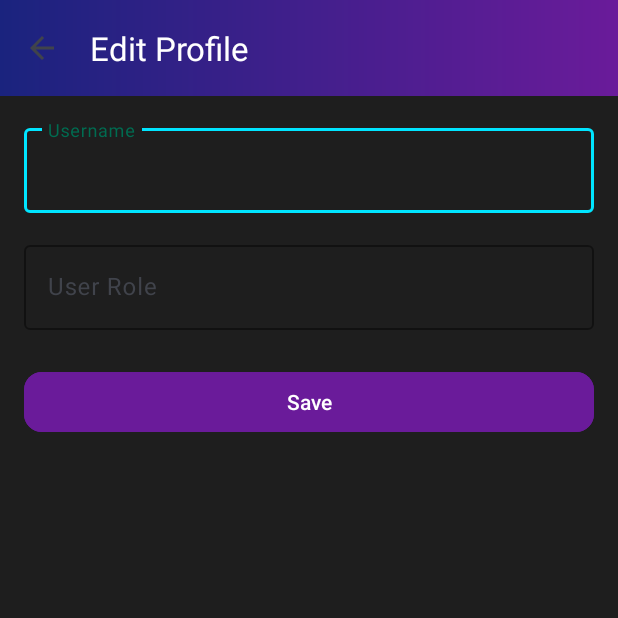
After one commit to ujjawalTHEBATMAN/Student-Help-Center, an Android app: the EditUserActivity screen opened directly, with no data from a screen before it, on a phone screen of 412 x 824 dp, the top half of it. The commit adds this screen. Run offline under Robolectric (Android 15) with nearby library versions, the phone set to English and light mode, and no system bars; our stand-ins replace CircleImageView, Firebase (no records; nobody signed in at launch, a user with empty details on screens opened directly); 1 statement that could not run was skipped.

Commit message:
now created edit profile feature also validated to the admin edit profile feature

```diff
--- a/app/src/main/AndroidManifest.xml
+++ b/app/src/main/AndroidManifest.xml
@@ -18,6 +18,9 @@
         android:supportsRtl="true"
         android:theme="@style/Theme.Abcd"
         tools:targetApi="31">
+        <activity
+            android:name=".EditUserActivity"
+            android:exported="false" />
         <activity
             android:name=".adminfeature.MessageEditViewAdmin"
             android:exported="false" />
--- /dev/null
+++ b/app/src/main/java/com/example/abcd/EditUserActivity.java
@@ -0,0 +1,97 @@
+package com.example.abcd;
+
+import android.os.Bundle;
+import android.text.TextUtils;
+import android.view.View;
+import android.widget.Toast;
+
+import androidx.annotation.NonNull;
+import androidx.appcompat.app.AppCompatActivity;
+import androidx.appcompat.widget.Toolbar;
+
+import com.example.abcd.firebaseLogin.HelperClassPOJO;
+import com.google.android.material.button.MaterialButton;
+import com.google.android.material.textfield.TextInputEditText;
+import com.google.firebase.database.DatabaseError;
+import com.google.firebase.database.DatabaseReference;
+import com.google.firebase.database.FirebaseDatabase;
+
+public class EditUserActivity extends AppCompatActivity {
+
+    private TextInputEditText etUsername, etUserRole;
+    private MaterialButton btnSave;
+    private String userEmail;
+
+    @Override
+    protected void onCreate(Bundle savedInstanceState) {
+        super.onCreate(savedInstanceState);
+        setContentView(R.layout.activity_edit_user);
+
+        // Setup toolbar
+        Toolbar toolbar = findViewById(R.id.edit_toolbar);
+        setSupportActionBar(toolbar);
+        if(getSupportActionBar() != null){
+            getSupportActionBar().setDisplayHomeAsUpEnabled(true);
+        }
+        toolbar.setNavigationOnClickListener(v -> finish());
+
+        // Retrieve email passed from ProfileFragment
+        userEmail = getIntent().getStringExtra("USER_EMAIL");
+        if (userEmail == null) {
+            Toast.makeText(this, "User not found.", Toast.LENGTH_SHORT).show();
+            finish();
+        }
+
+        etUsername = findViewById(R.id.etUsername);
+        etUserRole = findViewById(R.id.etUserRole);
+        btnSave = findViewById(R.id.btnSave);
+
+        // (Optional) Pre-load the current user data from Firebase here to pre-fill the fields
+        // For simplicity, we assume the user already has data loaded into these fields.
+        // You might add a Firebase listener to load the current username and userRole.
+
+        btnSave.setOnClickListener(v -> {
+            String newUsername = etUsername.getText().toString().trim();
+            String newUserRole = etUserRole.getText().toString().trim();
+
+            if (TextUtils.isEmpty(newUsername) || TextUtils.isEmpty(newUserRole)) {
+                Toast.makeText(EditUserActivity.this, "Please fill in all fields", Toast.LENGTH_SHORT).show();
+                return;
+            }
+
+            updateUserProfile(newUsername, newUserRole);
+        });
+    }
+
+    private void updateUserProfile(String newUsername, String newUserRole) {
+        // Sanitize email for Firebase key usage (replace '.' with ',')
+        String sanitizedEmail = userEmail.replace(".", ",");
+        DatabaseReference userRef = FirebaseDatabase.getInstance()
+                .getReference("users")
+                .child(sanitizedEmail);
+
+        // Create a map with updated fields
+        // (If there are additional fields to update, add them here)
+        userRef.child("user").setValue(newUsername, new DatabaseReference.CompletionListener() {
+            @Override
+            public void onComplete(@NonNull DatabaseError error, @NonNull DatabaseReference ref) {
+                if (error == null) {
+                    // Update the user role as well
+                    userRef.child("userRole").setValue(newUserRole, new DatabaseReference.CompletionListener() {
+                        @Override
+                        public void onComplete(@NonNull DatabaseError error, @NonNull DatabaseReference ref) {
+                            if (error == null) {
+                                Toast.makeText(EditUserActivity.this, "Profile updated successfully", Toast.LENGTH_SHORT).show();
+                                finish();
+                            } else {
+                                Toast.makeText(EditUserActivity.this, "Error updating user role: " + error.getMessage(), Toast.LENGTH_SHORT).show();
+                            }
+                        }
+                    });
+                } else {
+                    Toast.makeText(EditUserActivity.this, "Error updating username: " + error.getMessage(), Toast.LENGTH_SHORT).show();
+                }
+            }
+        });
+    }
+}
--- /dev/null
+++ b/app/src/main/res/layout/activity_edit_user.xml
@@ -0,0 +1,74 @@
+<?xml version="1.0" encoding="utf-8"?>
+<RelativeLayout
+    xmlns:android="http://schemas.android.com/apk/res/android"
+    xmlns:app="http://schemas.android.com/apk/res-auto"
+    android:layout_width="match_parent"
+    android:layout_height="match_parent"
+    android:background="#121212">
+
+    <!-- A toolbar for the Edit Activity -->
+    <androidx.appcompat.widget.Toolbar
+        android:id="@+id/edit_toolbar"
+        android:layout_width="match_parent"
+        android:layout_height="?attr/actionBarSize"
+        android:background="@drawable/toolbar_gradient"
+        app:title="Edit Profile"
+        app:titleTextColor="#FFFFFF"/>
+
+    <!-- Content area for editing user details -->
+    <ScrollView
+        android:layout_below="@id/edit_toolbar"
+        android:layout_width="match_parent"
+        android:layout_height="match_parent"
+        android:padding="16dp"
+        android:background="#1E1E1E">
+
+        <LinearLayout
+            android:layout_width="match_parent"
+            android:layout_height="wrap_content"
+            android:orientation="vertical">
+
+            <!-- Username Field -->
+            <com.google.android.material.textfield.TextInputLayout
+                android:layout_width="match_parent"
+                android:layout_height="wrap_content"
+                android:hint="Username"
+                app:boxBackgroundMode="outline"
+                app:boxStrokeColor="#00E5FF"
+                app:hintTextColor="@color/primary">
+
+                <com.google.android.material.textfield.TextInputEditText
+                    android:id="@+id/etUsername"
+                    android:layout_width="match_parent"
+                    android:layout_height="wrap_content"
+                    android:textColor="#FFFFFF"/>
+            </com.google.android.material.textfield.TextInputLayout>
+
+            <!-- User Role Field -->
+            <com.google.android.material.textfield.TextInputLayout
+                android:layout_width="match_parent"
+                android:layout_height="wrap_content"
+                android:layout_marginTop="16dp"
+                android:hint="User Role"
+                app:boxBackgroundMode="outline"
+                app:boxStrokeColor="#00E5FF">
+
+                <com.google.android.material.textfield.TextInputEditText
+                    android:id="@+id/etUserRole"
+                    android:layout_width="match_parent"
+                    android:layout_height="wrap_content"
+                    android:textColor="#FFFFFF"/>
+            </com.google.android.material.textfield.TextInputLayout>
+
+            <!-- Save Button -->
+            <com.google.android.material.button.MaterialButton
+                android:id="@+id/btnSave"
+                android:layout_width="match_parent"
+                android:layout_height="wrap_content"
+                android:layout_marginTop="24dp"
+                android:text="Save"
+                android:backgroundTint="#6A1B9A"
+                app:cornerRadius="12dp"/>
+        </LinearLayout>
+    </ScrollView>
+</RelativeLayout>
```
Also changed, not shown: app/src/main/java/com/example/abcd/fragment/ProfileFragment.java (+25 -1 lines), app/src/main/res/menu/menu_profile.xml (added, +9 -0 lines).
